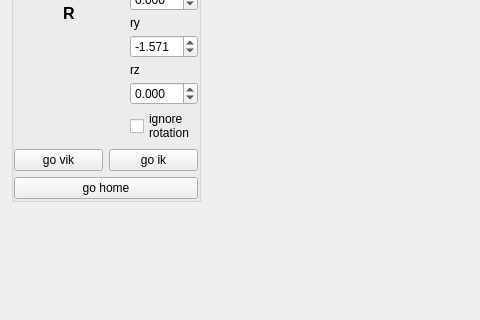
First picture: the form in components/ikGraphGenerator/src/mainUI.ui, repository robocomp/robocomp-shelly, before the edit; both pictures show x 0 to 480 and y 295 to 615 of the 972 by 801 pixel window.
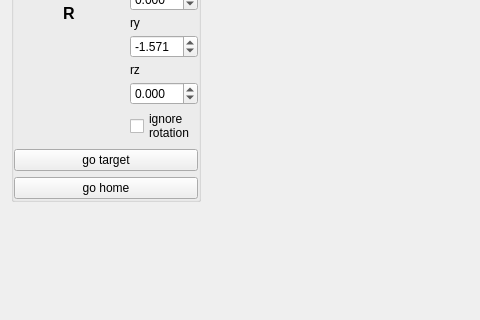
Second picture: the form after the edit.

```diff
--- a/components/ikGraphGenerator/src/mainUI.ui
+++ b/components/ikGraphGenerator/src/mainUI.ui
@@ -385,17 +385,10 @@
            </item>
            <item>
             <layout class="QHBoxLayout" name="horizontalLayout_3">
-             <item>
-              <widget class="QPushButton" name="goVIKButton">
-               <property name="text">
-                <string>go vik</string>
-               </property>
-              </widget>
-             </item>
              <item>
               <widget class="QPushButton" name="goIKButton">
                <property name="text">
-                <string>go ik</string>
+                <string>go target</string>
                </property>
               </widget>
              </item>
```
